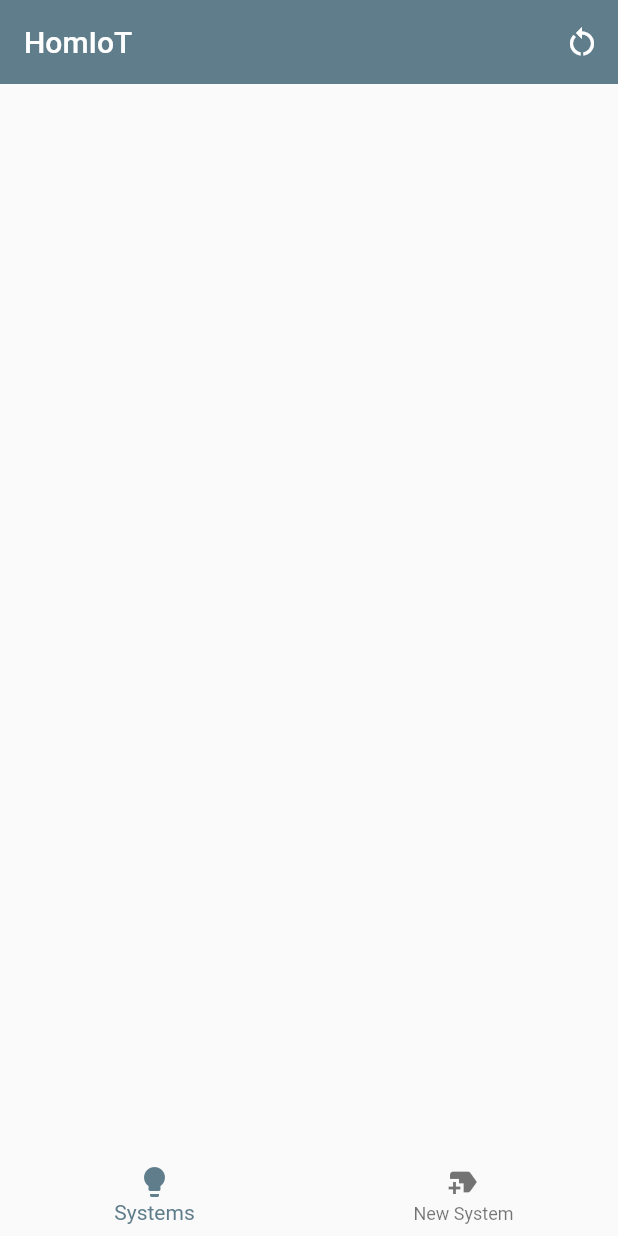
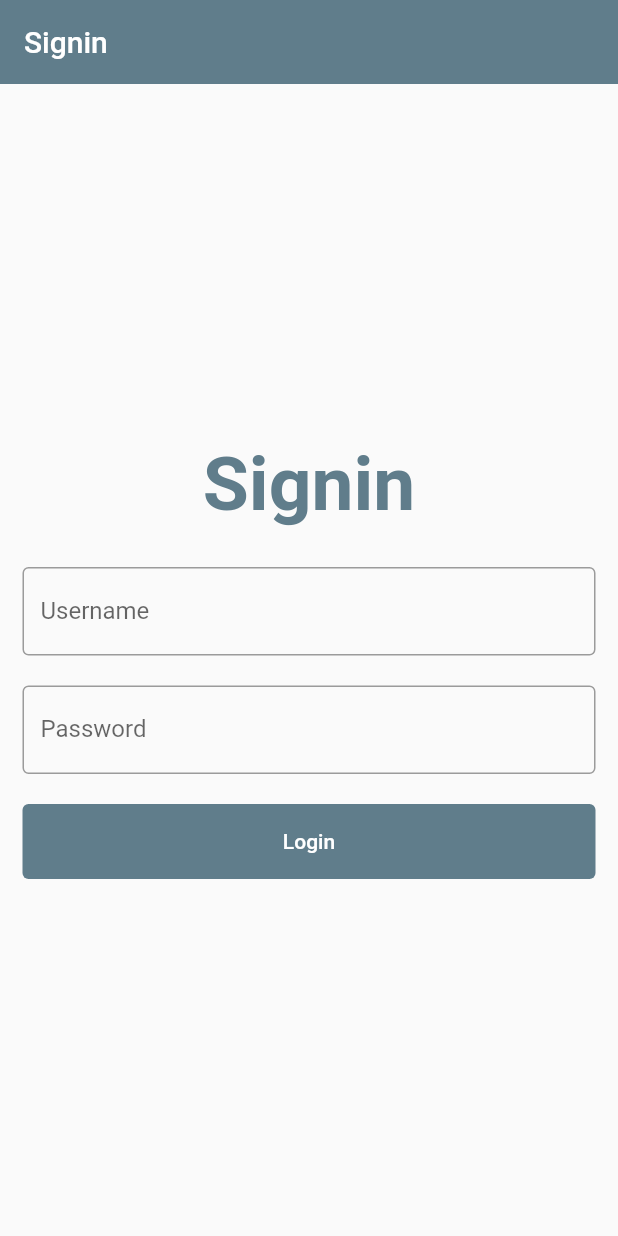
Before and after one commit to HomIoT/Mobile, a Flutter app: the screen it shows after launch, on a phone screen of 412 x 824 dp. Run offline on Flutter 3.47's test engine with Material 2 defaults, Android fonts, the phone set to English and light mode, and no system bars; our stand-ins replace dio.

```diff
--- /dev/null
+++ b/lib/app/screens/auth/auth.screen.dart
@@ -0,0 +1,92 @@
+import 'package:flutter/material.dart';
+import 'package:homiot/app/services/api/api.service.dart';
+import 'package:homiot/app/services/state/state.service.dart';
+import 'package:provider/provider.dart';
+
+class AuthScreen extends StatefulWidget {
+  const AuthScreen({super.key});
+
+  @override
+  State<AuthScreen> createState() => _AuthScreenState();
+}
+
+class _AuthScreenState extends State<AuthScreen> {
+  final DioClient _client = DioClient();
+
+  final TextEditingController _username = TextEditingController();
+  final TextEditingController _password = TextEditingController();
+
+  Future<void> login() async {
+    dynamic data = {
+      "username": _username.text,
+      "password": _password.text,
+    };
+
+    var response = _client.login(data);
+
+    response.then((result) {
+      Provider.of<AppState>(context, listen: false).setAuthenticated(true);
+      Provider.of<AppState>(context, listen: false).setToken(result.data.token);
+
+      _username.clear();
+      _password.clear();
+    }).catchError((error) {});
+  }
+
+  @override
+  Widget build(BuildContext context) {
+    return Scaffold(
+      appBar: AppBar(
+        title: const Text("Signin"),
+        elevation: 0,
+      ),
+      body: Padding(
+        padding: const EdgeInsets.all(15),
+        child: Column(
+          crossAxisAlignment: CrossAxisAlignment.stretch,
+          mainAxisAlignment: MainAxisAlignment.center,
+          children: [
+            const Center(
+              child: Text(
+                "Signin",
+                style: TextStyle(
+                  fontWeight: FontWeight.bold,
+                  fontSize: 50,
+                  color: Colors.blueGrey,
+                ),
+              ),
+            ),
+            const SizedBox(height: 25),
+            TextField(
+              controller: _username,
+              decoration: const InputDecoration(
+                border: OutlineInputBorder(),
+                label: Text("Username"),
+                hintText: "Enter you username",
+              ),
+            ),
+            const SizedBox(height: 20),
+            TextField(
+              controller: _password,
+              decoration: const InputDecoration(
+                border: OutlineInputBorder(),
+                label: Text("Password"),
+                hintText: "Enter you password",
+              ),
+              obscureText: true,
+            ),
+            const SizedBox(height: 20),
+            SizedBox(
+              height: 50,
+              child: ElevatedButton(
+                onPressed: login,
+                style: ElevatedButton.styleFrom(elevation: 0),
+                child: const Text("Login"),
+              ),
+            ),
+          ],
+        ),
+      ),
+    );
+  }
+}
--- a/lib/app/screens/new/new.screen.dart
+++ b/lib/app/screens/home/tabs/new/new.screen.dart
@@ -37,7 +37,6 @@ class _NewScreenState extends State<NewScreen> {
       _name.clear();
       _digital.clear();
     }).catchError((error) {
-      // _showSnackBar(context, error.message);
     });
   }
 
--- a/lib/app/screens/landing.dart
+++ b/lib/app/screens/landing.dart
@@ -1,7 +1,6 @@
 import 'package:flutter/material.dart';
-import 'package:homiot/app/screens/new/new.screen.dart';
-import 'package:homiot/app/screens/systems/systems.screen.dart';
-import 'package:homiot/app/services/api/api.service.dart';
+import 'package:homiot/app/screens/auth/auth.screen.dart';
+import 'package:homiot/app/screens/home/home.screen.dart';
 import 'package:homiot/app/services/state/state.service.dart';
 import 'package:provider/provider.dart';
 
@@ -13,85 +12,11 @@ class Landing extends StatefulWidget {
 }
 
 class _LandingState extends State<Landing> {
-  final DioClient _client = DioClient();
-
-  Future<void> _showSnackBar(BuildContext context, String message) async {
-    final snackBar = SnackBar(
-      content: Text(message),
-      duration: const Duration(seconds: 1),
-    );
-
-    ScaffoldMessenger.of(context).showSnackBar(snackBar);
-  }
-
-  Future<void> getSystems() async {
-    var response = _client.all();
-
-    response.then((result) {
-      Provider.of<AppState>(context, listen: false).setSystems(result.data);
-    }).catchError((error) {});
-  }
-
-  Future<void> restartSystems() async {
-    var response = _client.reset();
-
-    response.then((result) {
-      _showSnackBar(context, "Systems restarted");
-      getSystems();
-    }).catchError((error) {});
-  }
-
-  bool isAuth = true;
-
-  int _selectedIndex = 0;
-  static const List<Widget> _widgetOptions = <Widget>[
-    SystemScreen(),
-    NewScreen(),
-  ];
-
-  void _onItemTapped(int index) {
-    setState(() {
-      _selectedIndex = index;
-    });
-  }
-
   @override
   Widget build(BuildContext context) {
-    return Scaffold(
-      appBar: AppBar(
-        title: const Text("HomIoT"),
-        elevation: 0,
-        actions: [
-          IconButton(
-            onPressed: restartSystems,
-            icon: const Icon(Icons.restart_alt),
-          ),
-        ],
-      ),
-      body: Padding(
-        padding: const EdgeInsets.all(15),
-        child: Center(
-          child: _widgetOptions.elementAt(_selectedIndex),
-        ),
-      ),
-      bottomNavigationBar: BottomNavigationBar(
-        items: const <BottomNavigationBarItem>[
-          BottomNavigationBarItem(
-            icon: Icon(Icons.lightbulb),
-            label: 'Systems',
-          ),
-          BottomNavigationBarItem(
-            icon: Icon(Icons.new_label),
-            label: 'New System',
-          ),
-        ],
-        elevation: 0,
-        // backgroundColor: Colors.grey[100],
-        currentIndex: _selectedIndex,
-        // selectedItemColor: Colors.blueGrey[800],
-        // unselectedItemColor: Colors.blueGrey[400],
-        onTap: _onItemTapped,
-      ),
-    );
+    bool authenticated =
+        Provider.of<AppState>(context, listen: true).getAuthenticated;
+
+    return authenticated ? const HomeScreen() : const AuthScreen();
   }
 }
--- a/lib/app/services/api/api.service.dart
+++ b/lib/app/services/api/api.service.dart
@@ -80,4 +80,19 @@ class DioClient {
       return response;
     }
   }
+
+  // Login
+  Future<Response> login(dynamic data) async {
+    Response response;
+
+    try {
+      response = await _dio.post('$_baseUrl/auth/login', data: data);
+
+      return response;
+    } on DioError catch (e) {
+      response = e.response!;
+
+      return response;
+    }
+  }
 }
--- a/lib/app/services/state/state.service.dart
+++ b/lib/app/services/state/state.service.dart
@@ -2,13 +2,40 @@ import 'package:flutter/material.dart';
 
 class AppState extends ChangeNotifier {
   List<dynamic> _systems = [];
+  bool _authenticated = false;
+  String _token = "";
 
   List<dynamic> get getSystems {
     return _systems;
+  }
+
+  bool get getAuthenticated {
+    return _authenticated;
+  }
+
+  String get getToken {
+    return _token;
+  }
+
+  void logout() {
+    _authenticated = false;
+    _token = "";
+
+    notifyListeners();
   }
 
   void setSystems(List<dynamic> systems) {
     _systems = systems;
     notifyListeners();
   }
+
+  void setAuthenticated(bool authenticated) {
+    _authenticated = authenticated;
+    notifyListeners();
+  }
+
+  void setToken(String token) {
+    _token = token;
+    notifyListeners();
+  }
 }
```
Also changed, not shown: lib/app/screens/home/home.screen.dart (added, +100 -0 lines), lib/app/screens/home/tabs/systems/systems.screen.dart (renamed from lib/app/screens/systems/systems.screen.dart).
